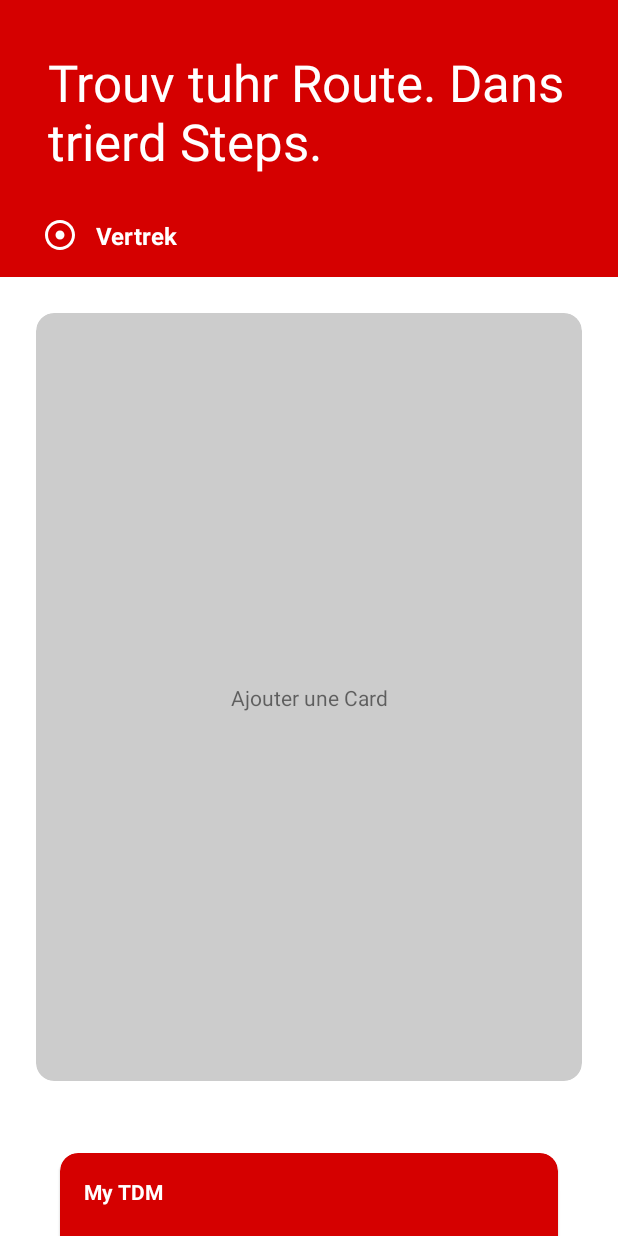
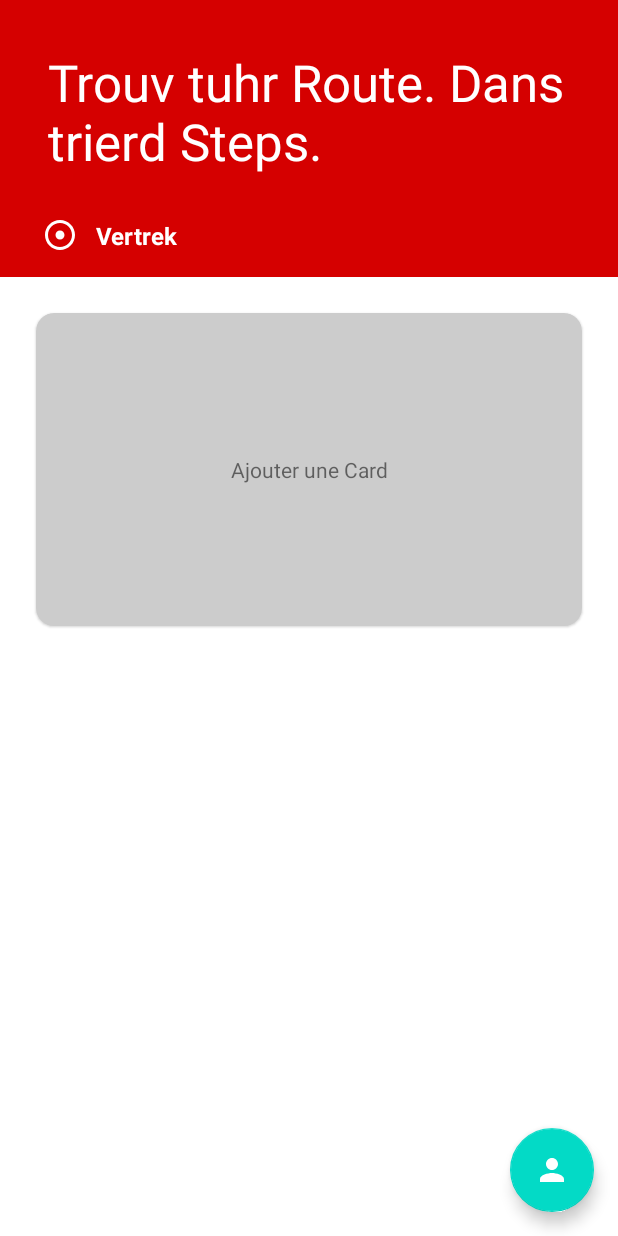
Before and after one commit to ACMCMC/TDM, an Android app: the screen it shows after launch (MainActivity), on a phone screen of 412 x 824 dp. Run offline under Robolectric (Android 15) with nearby library versions, the phone set to English and light mode, and no system bars; our stand-ins replace Firebase (no records; nobody signed in at launch, a user with empty details on screens opened directly).

Commit message:
Ahora se actualiza el Reel cuando se elimina una tarjeta de la BD, implementados para ello 3 Map.

```diff
--- a/app/src/main/java/ml/mitron/tdm/CardReelFragment.java
+++ b/app/src/main/java/ml/mitron/tdm/CardReelFragment.java
@@ -17,12 +17,14 @@ import androidx.annotation.NonNull;
 import androidx.cardview.widget.CardView;
 import androidx.fragment.app.Fragment;
 import androidx.recyclerview.widget.LinearLayoutManager;
+import androidx.recyclerview.widget.PagerSnapHelper;
 import androidx.recyclerview.widget.RecyclerView;
 
 public class CardReelFragment extends Fragment {
 
     private ReelViewAdapter reelViewAdapter;
     private RecyclerView recyclerView;
+    private PagerSnapHelper pagerSnapHelper;
 
     public CardReelFragment() {
         // Required empty public constructor
@@ -44,6 +46,9 @@ public class CardReelFragment extends Fragment {
                 reelViewAdapter.notifyDataSetChanged();
             }
         });
+
+        pagerSnapHelper = new PagerSnapHelper();
+        pagerSnapHelper.attachToRecyclerView(recyclerView);
 
         return view;
     }
--- a/app/src/main/java/ml/mitron/tdm/MainActivity.java
+++ b/app/src/main/java/ml/mitron/tdm/MainActivity.java
@@ -16,8 +16,9 @@ import android.widget.Button;
 import android.widget.FrameLayout;
 import android.widget.TextView;
 
+import com.google.android.material.floatingactionbutton.FloatingActionButton;
+
 import androidx.appcompat.app.AppCompatActivity;
-import androidx.cardview.widget.CardView;
 import androidx.constraintlayout.widget.ConstraintLayout;
 
 public class MainActivity extends AppCompatActivity {
@@ -152,20 +153,14 @@ public class MainActivity extends AppCompatActivity {
             }
         });
 
-        CardView tdmCard = (CardView) findViewById(R.id.tdm_card_hidden);
-        tdmCard.setOnClickListener(new View.OnClickListener() {
+        FloatingActionButton floatingActionButton = findViewById(R.id.floatingActionButton_myTDM);
+        floatingActionButton.setOnClickListener(new View.OnClickListener() {
             @Override
             public void onClick(View v) {
-
-                Pair<View, String> pair1 = Pair.create(findViewById(R.id.tdm_card_hidden), "card");
-
-                ActivityOptions options = ActivityOptions.makeSceneTransitionAnimation(MainActivity.this, pair1);
-
-                Intent intent = new Intent(contexto, TDMCardActivity.class);
-
-                startActivity(intent, options.toBundle());
+                startActivity(new Intent(MainActivity.this, TDMCardActivity.class));
             }
         });
+        floatingActionButton.getDrawable().mutate().setTint(getResources().getColor(R.color.blanco));
 
         /*myHandler = new Handler();
 
--- a/app/src/main/java/ml/mitron/tdm/User.java
+++ b/app/src/main/java/ml/mitron/tdm/User.java
@@ -21,12 +21,32 @@ import androidx.annotation.NonNull;
 import androidx.annotation.Nullable;
 
 class User {
+    private static final String TAG = User.class.getName();
 
     private static User user;
     private static Set<DataSetChangeListener> dataSetChangeListeners;
+    private static Map<String, DatabaseReference> TDMCardDatabaseReferences;
+    private static Map<DatabaseReference, ValueEventListener> TDMCardValueEventListenersMap;
+    private static Map<String, TDMCard.CardNumber> TDMDatabaseKeyAndCardNumberMap;
+    /*Esto lo necesitamos porque en la base de datos de Firebase, la referencia de una tarjeta (p. ej, /tarjetas/34),
+    no tiene por qué ser su número. La tarjeta 34 podría tener el número 72391934712, o lo que sea,
+    y la referencia en sí no se guarda en el Map de las tarjetas (solo se guarda el número de la tarjeta en sí),
+    por eso necesitamos una forma de saber qué tarjeta se corresponde a qué referencia, y eso es lo que guardamos aquí.*/
 
     static {
         dataSetChangeListeners = new HashSet<>();
+    }
+
+    static {
+        TDMCardDatabaseReferences = new HashMap<>();
+    }
+
+    static {
+        TDMCardValueEventListenersMap = new HashMap<>();
+    }
+
+    static {
+        TDMDatabaseKeyAndCardNumberMap = new HashMap<>();
     }
 
     public String nombre;
@@ -40,16 +60,19 @@ class User {
         mAuth.signInAnonymously().addOnSuccessListener(new OnSuccessListener<AuthResult>() {
             @Override
             public void onSuccess(AuthResult authResult) {
+                Log.v(TAG, "Usuario: " + authResult.getUser().getUid());
                 mDatabase = FirebaseDatabase.getInstance().getReference("usuarios").child(authResult.getUser().getUid());
                 DatabaseReference ownershipReference = FirebaseDatabase.getInstance().getReference("ownership").child(authResult.getUser().getUid());
 
                 ChildEventListener ownershipChildEventListener = new ChildEventListener() {
                     @Override
                     public void onChildAdded(@NonNull DataSnapshot dataSnapshot, @Nullable String s) {
-                        Log.v("TRIAL", dataSnapshot.toString());
                         DatabaseReference cardReference = FirebaseDatabase.getInstance().getReference("tarjetas_tdm").child(String.valueOf(dataSnapshot.getKey()));
                         if (dataSnapshot.getValue(Boolean.class)) {
-                            cardReference.addValueEventListener(new TDMCardValueEventListener());
+                            TDMCardValueEventListener tdmCardValueEventListener = new TDMCardValueEventListener();
+                            cardReference.addValueEventListener(tdmCardValueEventListener);
+                            TDMCardValueEventListenersMap.put(cardReference, tdmCardValueEventListener);
+                            TDMCardDatabaseReferences.put(cardReference.getKey(), cardReference);
                         }
                     }
 
@@ -60,7 +83,13 @@ class User {
 
                     @Override
                     public void onChildRemoved(@NonNull DataSnapshot dataSnapshot) {
-
+                        String ref = dataSnapshot.getRef().getKey();
+                        TDMCardDatabaseReferences.get(ref).removeEventListener(TDMCardValueEventListenersMap.get(TDMCardDatabaseReferences.get(ref)));
+                        tarjetas.remove(TDMDatabaseKeyAndCardNumberMap.get(ref));
+                        TDMDatabaseKeyAndCardNumberMap.remove(ref);
+                        TDMCardValueEventListenersMap.remove(TDMCardDatabaseReferences.get(ref));
+                        TDMCardDatabaseReferences.remove(ref);
+                        notifyDataSetChanged();
                     }
 
                     @Override
@@ -133,7 +162,11 @@ class User {
     private class TDMCardValueEventListener implements ValueEventListener {
         @Override
         public void onDataChange(@NonNull DataSnapshot dataSnapshot) {
+            if (tarjetas.containsKey(parseTDMCard(dataSnapshot).getCardNumber())) {
+                tarjetas.remove(parseTDMCard(dataSnapshot).getCardNumber());
+            }
             tarjetas.put(parseTDMCard(dataSnapshot).getCardNumber(), parseTDMCard(dataSnapshot));
+            TDMDatabaseKeyAndCardNumberMap.put(dataSnapshot.getKey(), parseTDMCard(dataSnapshot).getCardNumber());
             notifyDataSetChanged();
         }
 
--- /dev/null
+++ b/app/src/main/res/drawable/ic_person_black_24dp.xml
@@ -0,0 +1,9 @@
+<vector xmlns:android="http://schemas.android.com/apk/res/android"
+    android:width="24dp"
+    android:height="24dp"
+    android:viewportWidth="24.0"
+    android:viewportHeight="24.0">
+    <path
+        android:fillColor="#FF000000"
+        android:pathData="M12,12c2.21,0 4,-1.79 4,-4s-1.79,-4 -4,-4 -4,1.79 -4,4 1.79,4 4,4zM12,14c-2.67,0 -8,1.34 -8,4v2h16v-2c0,-2.66 -5.33,-4 -8,-4z" />
+</vector>
--- a/app/src/main/res/layout/activity_main.xml
+++ b/app/src/main/res/layout/activity_main.xml
@@ -9,45 +9,26 @@
     android:clipToPadding="false"
     tools:context="ml.mitron.tdm.MainActivity">
 
+    <com.google.android.material.floatingactionbutton.FloatingActionButton
+        android:id="@+id/floatingActionButton_myTDM"
+        android:layout_width="wrap_content"
+        android:layout_height="wrap_content"
+        android:layout_marginEnd="16dp"
+        android:layout_marginBottom="16dp"
+        android:clickable="true"
+        android:src="@drawable/ic_person_black_24dp"
+        app:layout_constraintBottom_toBottomOf="parent"
+        app:layout_constraintEnd_toEndOf="parent" />
+
     <FrameLayout
         android:id="@+id/card_reel_FrameLayout"
         android:layout_width="0dp"
         android:layout_height="0dp"
         app:layout_constraintStart_toStartOf="parent"
-        app:layout_constraintBottom_toTopOf="@id/tdm_card_layout"
         app:layout_constraintEnd_toEndOf="parent"
-        app:layout_constraintTop_toBottomOf="@id/layout_busqueda"></FrameLayout>
+        app:layout_constraintDimensionRatio="85:53"
+        app:layout_constraintTop_toBottomOf="@id/layout_busqueda">
 
-    <FrameLayout
-        android:id="@+id/tdm_card_layout"
-        android:layout_width="0dp"
-        android:layout_height="wrap_content"
-        android:layout_marginStart="16dp"
-        android:layout_marginEnd="16dp"
-        app:layout_constraintBottom_toBottomOf="parent"
-        app:layout_constraintEnd_toEndOf="parent"
-        app:layout_constraintStart_toStartOf="parent">
-
-        <androidx.cardview.widget.CardView
-            android:id="@+id/tdm_card_hidden"
-            style="@style/Card.Card"
-            android:backgroundTint="@color/colorPrimary"
-            android:layout_marginBottom="@dimen/radiusCardNegative"
-            app:contentPaddingBottom="32dp"
-            app:contentPaddingTop="16dp"
-            app:contentPaddingLeft="16dp"
-            app:contentPaddingRight="16dp"
-            app:layout_constraintBottom_toBottomOf="parent"
-            app:layout_constraintEnd_toEndOf="parent"
-            app:layout_constraintStart_toStartOf="parent">
-
-            <TextView
-                android:id="@+id/textView4"
-                style="@style/Bold.Text"
-                android:layout_width="wrap_content"
-                android:layout_height="wrap_content"
-                android:text="My TDM" />
-        </androidx.cardview.widget.CardView>
     </FrameLayout>
 
     <androidx.constraintlayout.widget.ConstraintLayout
--- a/app/src/main/res/layout/fragment_card_reel.xml
+++ b/app/src/main/res/layout/fragment_card_reel.xml
@@ -6,5 +6,6 @@
     <androidx.recyclerview.widget.RecyclerView
         android:id="@+id/card_reel_recyclerView"
         android:layout_width="match_parent"
-        android:layout_height="match_parent" />
+        android:layout_height="match_parent"
+        android:overScrollMode="never" />
 </androidx.constraintlayout.widget.ConstraintLayout>
--- a/app/src/main/res/layout/layout_tdm_card_activity.xml
+++ b/app/src/main/res/layout/layout_tdm_card_activity.xml
@@ -74,7 +74,7 @@
             style="@style/Card.Card"
             android:layout_width="match_parent"
             android:layout_height="150dp"
-            android:alpha="1"
+            android:alpha="0"
             android:translationY="16dp"
             android:translationZ="-1dp">
 
```
